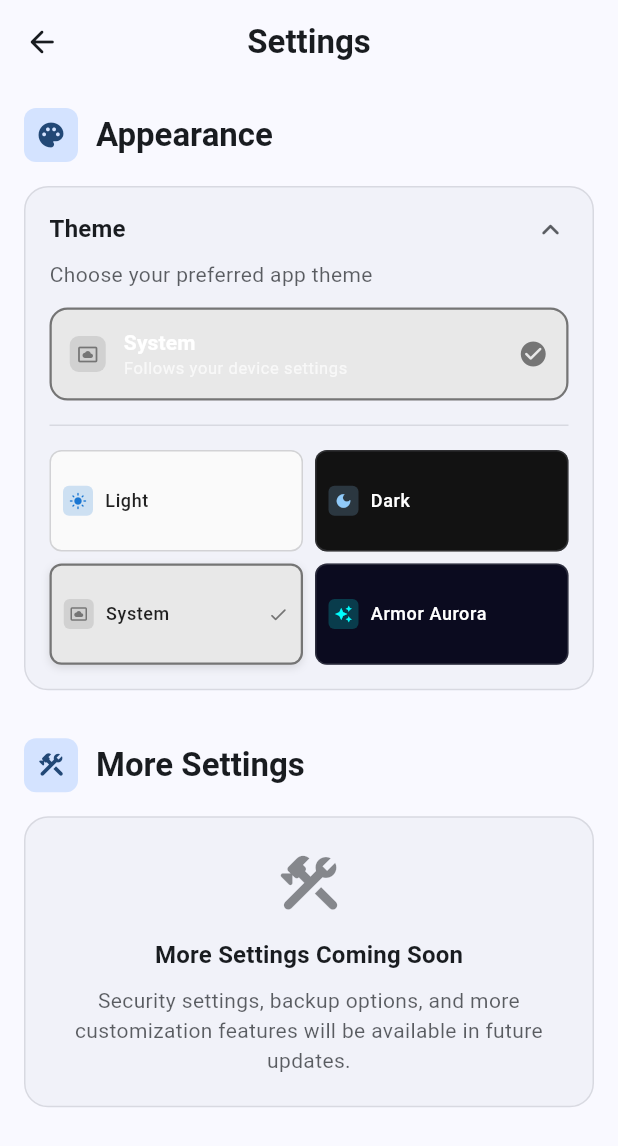
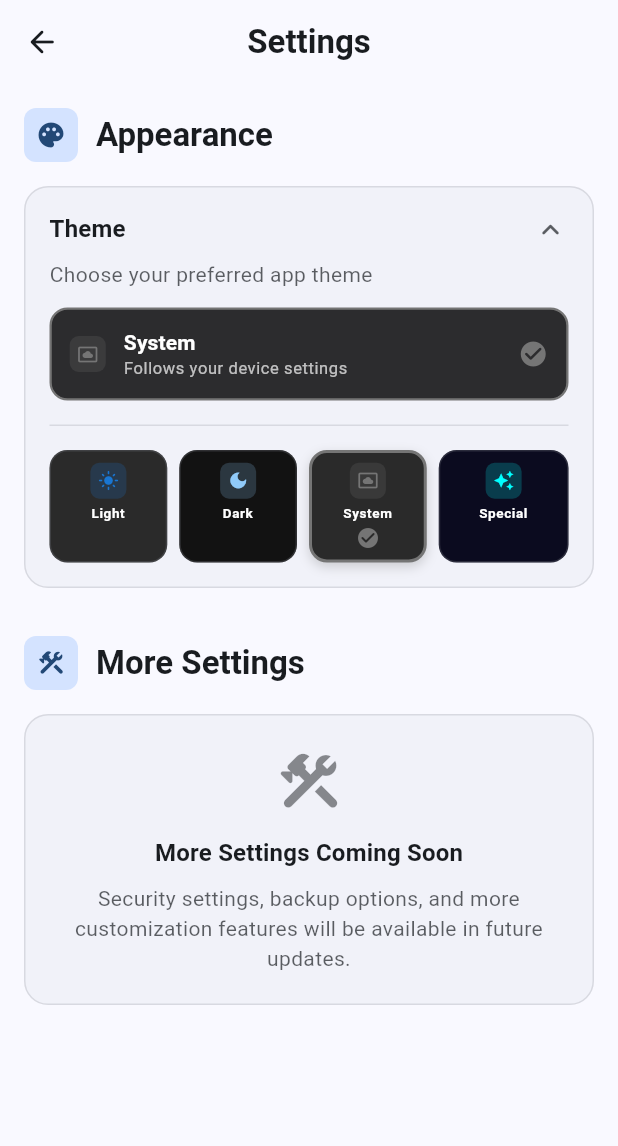
Before and after one commit to Soumaditya-Kashyap/armor-vision, a Flutter app: the SettingsScreen screen opened by its route, after a tap on "Theme", on a phone screen of 412 x 824 dp. Shown: the top 1146 px of the screen. Run offline on Flutter 3.47's test engine with Material 3 defaults, Android fonts, the phone set to English and light mode, and no system bars; our stand-ins replace flutter_secure_storage, hive, hive_flutter, local_auth; missing offline and left inert: encrypt; accounts and stored records are empty; statements that could not run were skipped.

Commit message:
fixed animation

```diff
--- a/lib/screens/settings/settings_screen.dart
+++ b/lib/screens/settings/settings_screen.dart
@@ -254,7 +254,7 @@ class _SettingsScreenState extends State<SettingsScreen> {
               crossAxisAlignment: CrossAxisAlignment.start,
               children: [
                 Text(
-                  ArmorThemes.getThemeDisplayName(currentTheme),
+                  _getThemeDisplayName(currentTheme),
                   style: Theme.of(context).textTheme.titleSmall?.copyWith(
                     fontWeight: FontWeight.w600,
                     color: currentTheme == ArmorThemeMode.light
@@ -299,28 +299,30 @@ class _SettingsScreenState extends State<SettingsScreen> {
           AnimatedSwitcher(
             duration: const Duration(milliseconds: 300),
             child: _isThemeExpanded
-                ? GridView.count(
-                    key: const ValueKey('theme_grid'),
-                    crossAxisCount: 2,
-                    shrinkWrap: true,
-                    physics: const NeverScrollableScrollPhysics(),
-                    crossAxisSpacing: 8,
-                    mainAxisSpacing: 8,
-                    childAspectRatio: 2.5,
+                ? Row(
+                    key: const ValueKey('theme_row'),
                     children: ArmorThemeMode.values.asMap().entries.map((
                       entry,
                     ) {
                       final index = entry.key;
                       final mode = entry.value;
 
-                      return AnimatedContainer(
+                      return Expanded(
+                        child: Padding(
+                          padding: EdgeInsets.only(
+                            right: index < ArmorThemeMode.values.length - 1 ? 8 : 0,
+                          ),
+                          child: AnimatedContainer(
                             duration: Duration(milliseconds: 200 + (index * 50)),
                             curve: Curves.easeOutCubic,
-                        child: _buildCompactThemeCard(
+                            height: 75, // Increased height to prevent overflow
+                            child: _buildSquareThemeCard(
                               mode,
                               colorScheme,
                               context,
                               themeProvider,
+                            ),
+                          ),
                         ),
                       );
                     }).toList(),
@@ -332,7 +334,7 @@ class _SettingsScreenState extends State<SettingsScreen> {
     );
   }
 
-  Widget _buildCompactThemeCard(
+  Widget _buildSquareThemeCard(
     ArmorThemeMode mode,
     ColorScheme colorScheme,
     BuildContext context,
@@ -340,76 +342,100 @@ class _SettingsScreenState extends State<SettingsScreen> {
   ) {
     final isSelected = themeProvider.currentThemeMode == mode;
     final themeColor = ArmorThemes.getThemePreviewColor(mode);
-    final backgroundColor = ArmorThemes.getThemeBackgroundColor(mode);
+    // Make Light and System themes dark
+    final backgroundColor = (mode == ArmorThemeMode.light || mode == ArmorThemeMode.system)
+        ? const Color(0xFF2A2A2A)
+        : ArmorThemes.getThemeBackgroundColor(mode);
 
     return Material(
       color: Colors.transparent,
       child: InkWell(
         onTap: () => _updateTheme(context, mode),
-        borderRadius: BorderRadius.circular(8),
+        borderRadius: BorderRadius.circular(12),
         child: AnimatedContainer(
           duration: const Duration(milliseconds: 200),
+          height: 80, // Square-ish height
           decoration: BoxDecoration(
             color: backgroundColor,
-            borderRadius: BorderRadius.circular(8),
+            borderRadius: BorderRadius.circular(12),
             border: Border.all(
               color: isSelected
                   ? themeColor
                   : colorScheme.outline.withOpacity(0.3),
-              width: isSelected ? 1.5 : 1,
+              width: isSelected ? 2 : 1,
             ),
-            boxShadow: isSelected
-                ? [
+            boxShadow: isSelected ? [
               BoxShadow(
-                      color: themeColor.withOpacity(0.2),
-                      blurRadius: 4,
-                      offset: const Offset(0, 2),
+                color: themeColor.withOpacity(0.3),
+                blurRadius: 6,
+                offset: const Offset(0, 3),
               ),
-                  ]
-                : null,
+            ] : null,
           ),
           child: Padding(
-            padding: const EdgeInsets.symmetric(horizontal: 8, vertical: 6),
-            child: Row(
+            padding: const EdgeInsets.all(6),
+            child: ClipRect(
+              child: Column(
+                mainAxisAlignment: MainAxisAlignment.center,
+                mainAxisSize: MainAxisSize.min,
                 children: [
+                  // Theme Icon
                   Container(
-                  width: 20,
-                  height: 20,
+                    width: 24,
+                    height: 24,
                     decoration: BoxDecoration(
                       color: themeColor.withOpacity(0.2),
-                    borderRadius: BorderRadius.circular(4),
+                      borderRadius: BorderRadius.circular(6),
                     ),
                     child: Icon(
                       ArmorThemes.getThemeIcon(mode),
                       color: themeColor,
-                    size: 12,
+                      size: 14,
                     ),
                   ),
-                const SizedBox(width: 8),
-                Expanded(
-                  child: Text(
-                    ArmorThemes.getThemeDisplayName(mode),
+                  const SizedBox(height: 4),
+                  // Theme Name
+                  Text(
+                    _getThemeDisplayName(mode),
                     style: Theme.of(context).textTheme.bodySmall?.copyWith(
-                      fontWeight: FontWeight.w500,
-                      color:
-                          mode == ArmorThemeMode.light ||
-                              mode == ArmorThemeMode.system
-                          ? Colors.black87
-                          : Colors.white,
-                      fontSize: 12,
+                      fontWeight: FontWeight.w600,
+                      color: Colors.white, // All text white for consistency
+                      fontSize: 9,
                     ),
+                    textAlign: TextAlign.center,
                     maxLines: 1,
                     overflow: TextOverflow.ellipsis,
                   ),
-                ),
+                const SizedBox(height: 2),
+                // Selection Indicator
                 if (isSelected)
-                  Icon(Icons.check_rounded, color: themeColor, size: 14),
+                  Icon(
+                    Icons.check_circle_rounded,
+                    color: themeColor,
+                    size: 16,
+                  )
+                else
+                  const SizedBox(height: 16), // Maintain height when not selected
               ],
             ),
             ),
           ),
         ),
+      ),
     );
+  }
+
+  String _getThemeDisplayName(ArmorThemeMode mode) {
+    switch (mode) {
+      case ArmorThemeMode.light:
+        return 'Light';
+      case ArmorThemeMode.dark:
+        return 'Dark';
+      case ArmorThemeMode.system:
+        return 'System';
+      case ArmorThemeMode.armor:
+        return 'Special'; // Changed from "Armor Aurora" to "Special"
+    }
   }
 
   Widget _buildComingSoonCard(ColorScheme colorScheme, BuildContext context) {
--- a/lib/utils/armor_themes.dart
+++ b/lib/utils/armor_themes.dart
@@ -303,7 +303,7 @@ class ArmorThemes {
       case ArmorThemeMode.dark:
         return const Color(0xFF121212);
       case ArmorThemeMode.system:
-        return const Color(0xFFE8E8E8); // Light gray with better contrast
+        return const Color(0xFF2C2C2E); // Dark gray for better appearance
       case ArmorThemeMode.armor:
         return const Color(0xFF0B0B1F); // Deep cosmic background
     }
```
Lines whose indentation alone changed are shown as unchanged.
